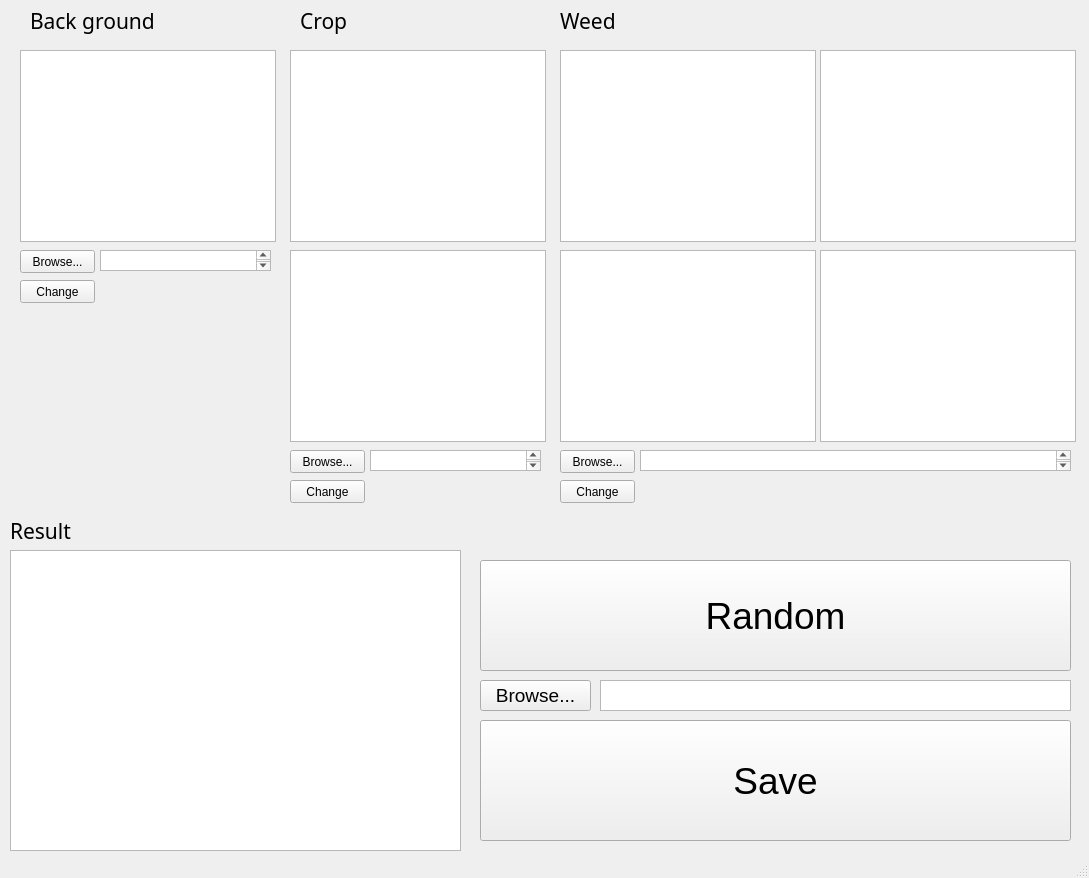
RealBest07/Random-Paste-Pic, file random.ui: the form before one commit.
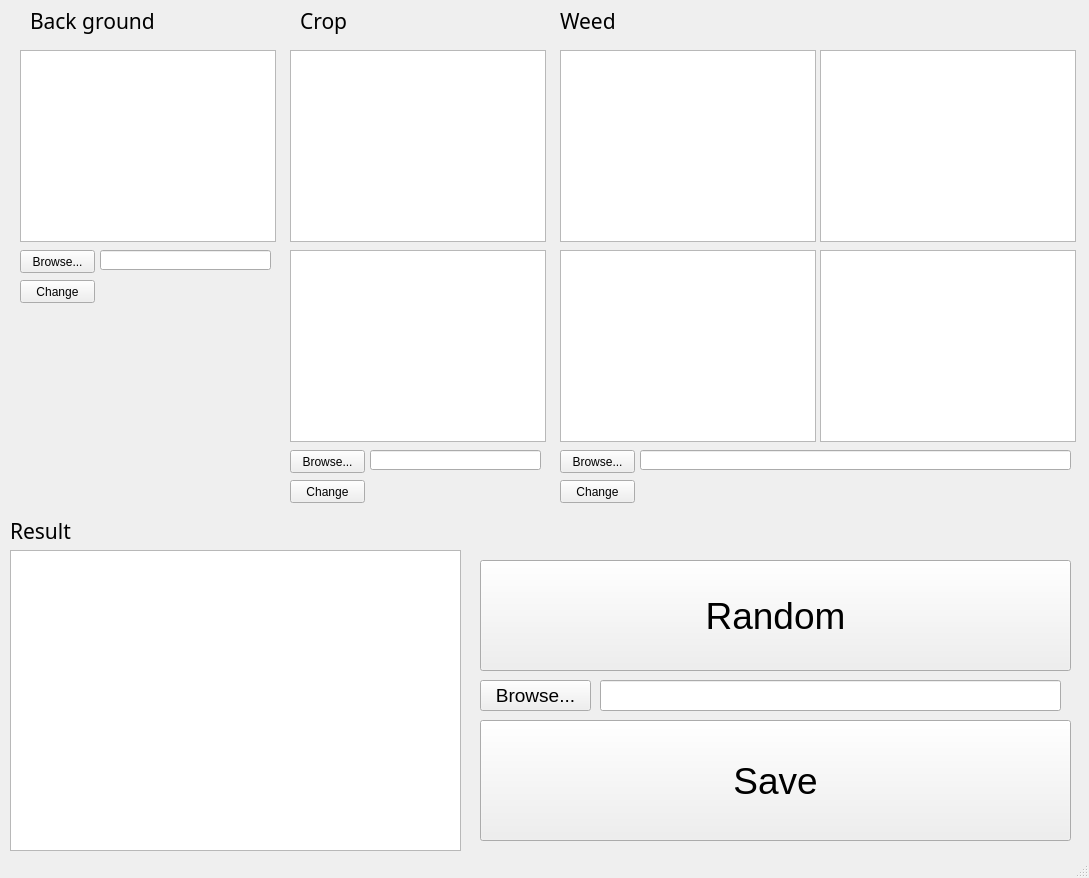
The form after the commit.

The edit to the form file:
```diff
--- a/random.ui
+++ b/random.ui
@@ -302,42 +302,42 @@
      <string>Browse...</string>
     </property>
    </widget>
-   <widget class="QTextBrowser" name="textBrowser_11">
-    <property name="geometry">
-     <rect>
-      <x>640</x>
-      <y>450</y>
-      <width>431</width>
-      <height>21</height>
-     </rect>
-    </property>
-   </widget>
-   <widget class="QTextBrowser" name="textBrowser_12">
-    <property name="geometry">
-     <rect>
-      <x>370</x>
-      <y>450</y>
-      <width>171</width>
-      <height>21</height>
-     </rect>
-    </property>
-   </widget>
-   <widget class="QTextBrowser" name="textBrowser_13">
+   <widget class="QLineEdit" name="lineEdit">
     <property name="geometry">
      <rect>
       <x>100</x>
       <y>250</y>
       <width>171</width>
-      <height>21</height>
+      <height>20</height>
      </rect>
     </property>
    </widget>
-   <widget class="QTextBrowser" name="textBrowser_14">
+   <widget class="QLineEdit" name="lineEdit_2">
+    <property name="geometry">
+     <rect>
+      <x>370</x>
+      <y>450</y>
+      <width>171</width>
+      <height>20</height>
+     </rect>
+    </property>
+   </widget>
+   <widget class="QLineEdit" name="lineEdit_3">
+    <property name="geometry">
+     <rect>
+      <x>640</x>
+      <y>450</y>
+      <width>431</width>
+      <height>20</height>
+     </rect>
+    </property>
+   </widget>
+   <widget class="QLineEdit" name="lineEdit_4">
     <property name="geometry">
      <rect>
       <x>600</x>
       <y>680</y>
-      <width>471</width>
+      <width>461</width>
       <height>31</height>
      </rect>
     </property>
```
